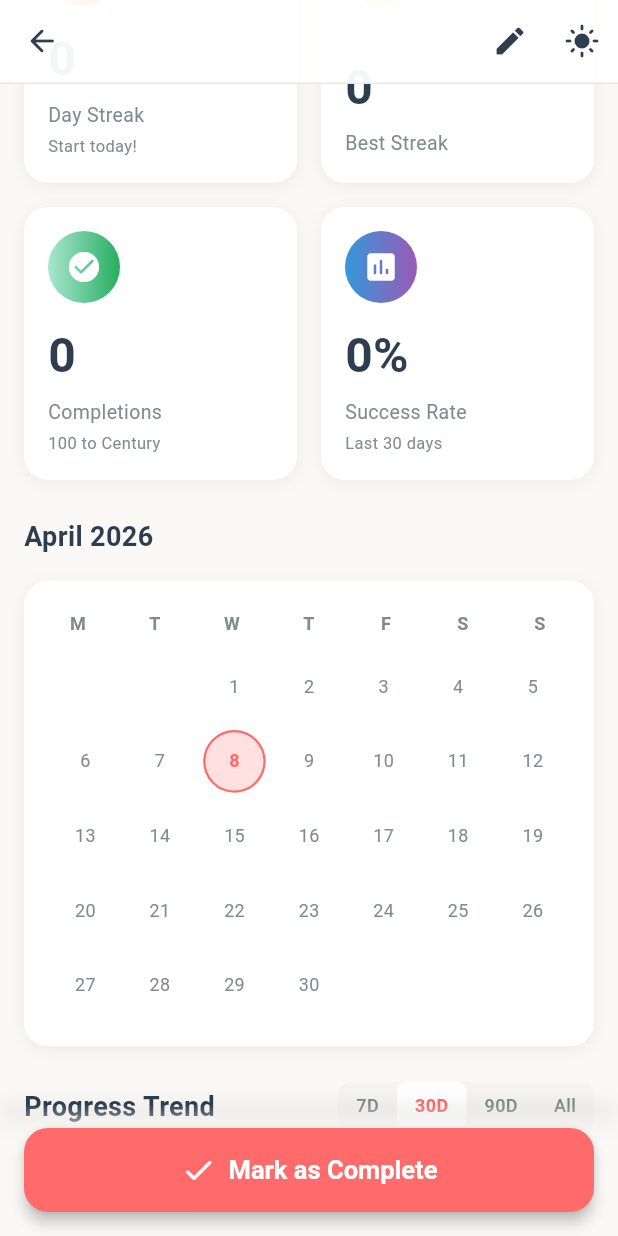
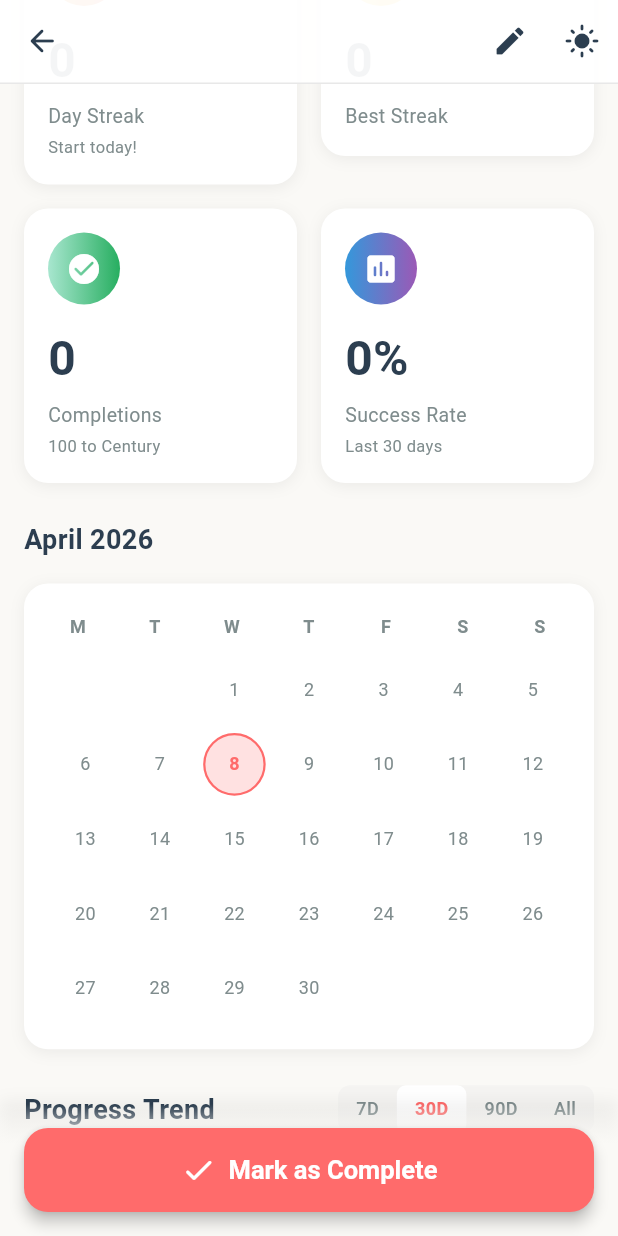
Before and after one commit to stone0125/Aura, a Flutter app: the HabitDetailScreen screen opened directly with empty values, scrolled down 576 dp, on a phone screen of 412 x 824 dp. Run offline on Flutter 3.47's test engine with Material 3 defaults, Android fonts, the phone set to English and light mode, and no system bars; drawn by our look-alikes of fl_chart; our stand-ins replace cloud_firestore, cloud_functions, device_info_plus, firebase_analytics, firebase_auth, firebase_core and 9 more; missing offline and left inert: health, purchases_flutter, purchases_ui_flutter; accounts and stored records are empty; network calls fail.

Commit message:
fix: replace GridView with Wrap for habit detail stat cards
Avoids fixed aspect ratio issues by letting cards size to content.

```diff
--- a/lib/screens/habit_detail_screen.dart
+++ b/lib/screens/habit_detail_screen.dart
@@ -732,22 +732,16 @@ class _HabitDetailScreenState extends State<HabitDetailScreen> {
 
     final screenWidth = MediaQuery.of(context).size.width;
     final cardWidth = (screenWidth - 32 - 16) / 2; // horizontal padding + gap
-    // Fixed content height: 48 icon + 32 padding + ~38 number + 4 gap + 16 label + 16 sublabel = ~154
-    final cardHeight = cardWidth.clamp(154.0, double.infinity);
 
     return Padding(
       padding: const EdgeInsets.symmetric(horizontal: 16),
-      child: GridView.count(
-        crossAxisCount: 2,
-        shrinkWrap: true,
-        primary: false,
-        padding: EdgeInsets.zero,
-        physics: const NeverScrollableScrollPhysics(),
-        mainAxisSpacing: 16,
-        crossAxisSpacing: 16,
-        childAspectRatio: cardWidth / cardHeight,
-        children: [
-          _buildStatCard(
+      child: Wrap(
+        spacing: 16,
+        runSpacing: 16,
+        children: [
+          SizedBox(
+            width: cardWidth,
+            child: _buildStatCard(
               isDark: isDark,
               icon: Icons.local_fire_department_rounded,
               gradientColors: isDark
@@ -757,16 +751,24 @@ class _HabitDetailScreenState extends State<HabitDetailScreen> {
               label: 'Day Streak',
               sublabel: stats.currentStreak == 0 ? 'Start today!' : null,
             ),
-          _buildStatCard(
+          ),
+          SizedBox(
+            width: cardWidth,
+            child: _buildStatCard(
               isDark: isDark,
               icon: Icons.emoji_events_rounded,
               gradientColors: const [Color(0xFFFFD54F), Color(0xFFFFC107)],
               number: '${stats.longestStreak}',
               label: 'Best Streak',
               sublabel: stats.isRecord ? 'Record! ✨' : null,
-            sublabelColor: isDark ? AppColors.darkCoral : AppColors.lightCoral,
-          ),
-          _buildStatCard(
+              sublabelColor: isDark
+                  ? AppColors.darkCoral
+                  : AppColors.lightCoral,
+            ),
+          ),
+          SizedBox(
+            width: cardWidth,
+            child: _buildStatCard(
               isDark: isDark,
               icon: Icons.check_circle_rounded,
               gradientColors: isDark
@@ -778,7 +780,10 @@ class _HabitDetailScreenState extends State<HabitDetailScreen> {
                   ? '${100 - stats.totalCompletions} to Century'
                   : null,
             ),
-          _buildStatCard(
+          ),
+          SizedBox(
+            width: cardWidth,
+            child: _buildStatCard(
               isDark: isDark,
               icon: Icons.insert_chart_rounded,
               gradientColors: isDark
@@ -787,6 +792,7 @@ class _HabitDetailScreenState extends State<HabitDetailScreen> {
               number: stats.completionRateFormatted,
               label: 'Success Rate',
               sublabel: 'Last 30 days',
+            ),
           ),
         ],
       ),
@@ -831,7 +837,7 @@ class _HabitDetailScreenState extends State<HabitDetailScreen> {
             ),
             child: Icon(icon, color: Colors.white, size: 24),
           ),
-          const Spacer(),
+          const SizedBox(height: 12),
           Text(
             number,
             maxLines: 1,
```
Lines whose indentation alone changed are shown as unchanged.
